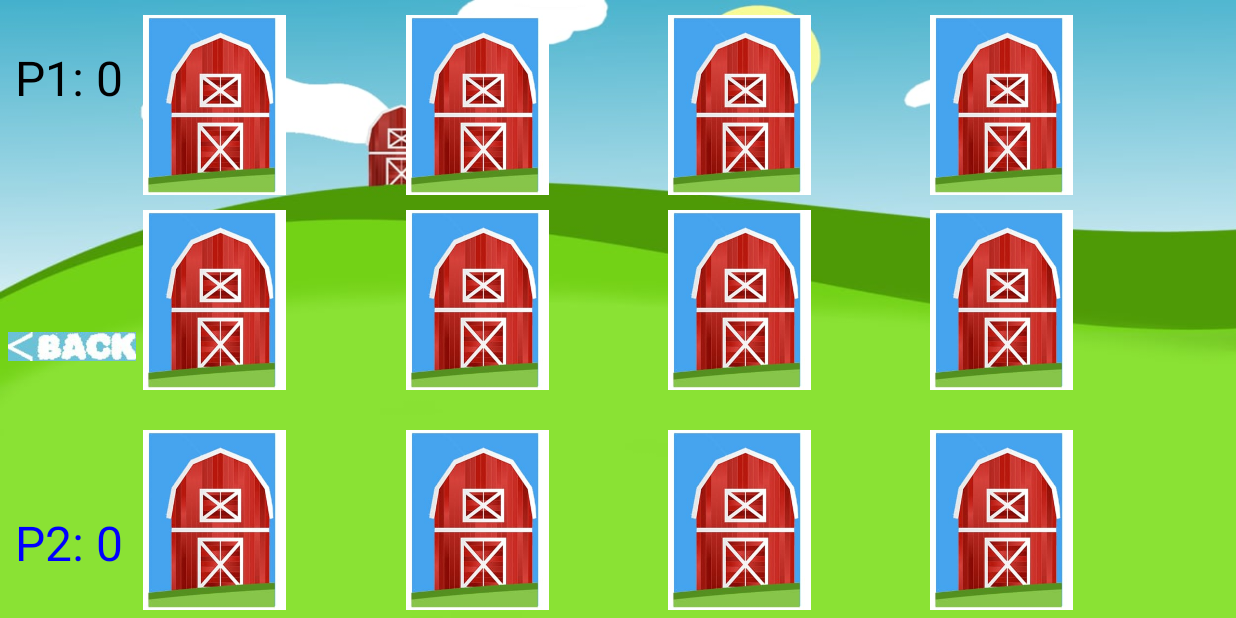
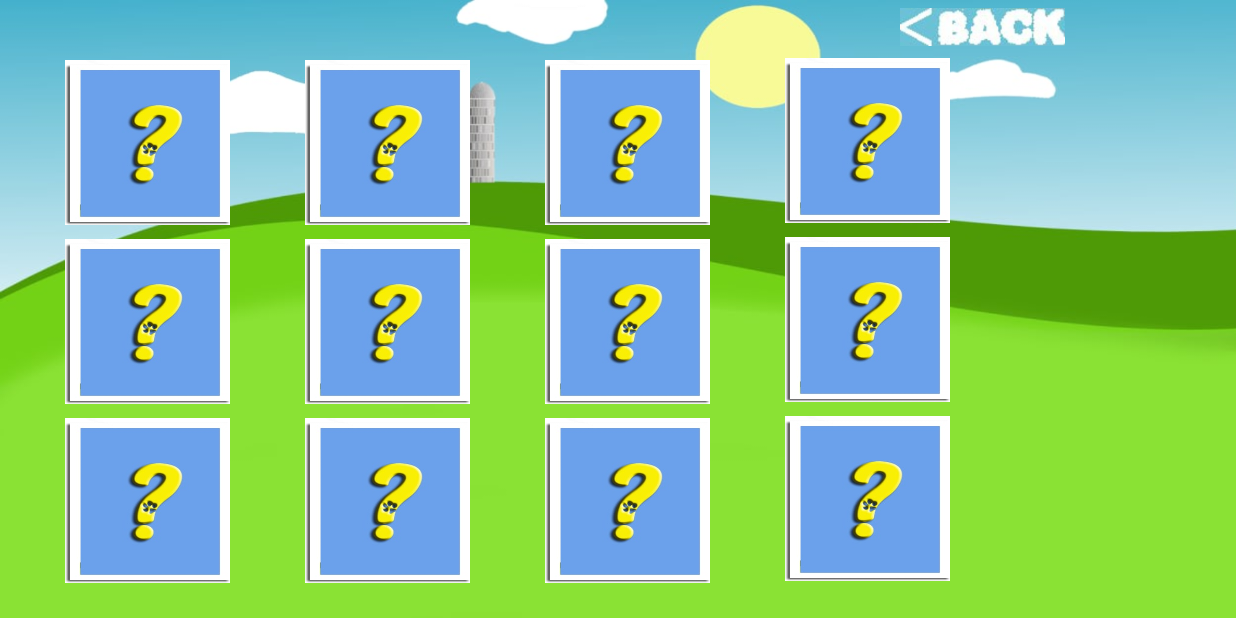
Before and after one commit to JoseMariaRuiz193/HappyAnimals, an Android app: the JuegoMemoryActivity screen opened directly, with no data from a screen before it, on a phone screen of 824 x 412 dp (held sideways). Run offline under Robolectric (Android 15) with nearby library versions, the phone set to English and light mode, and no system bars.

Commit message:
// arreglado pantallas de LEARN // juego memory funcionando con pequeño error a corregir

```diff
--- a/app/src/main/java/com/example/happyanimals/JuegoMemoryActivity.kt
+++ b/app/src/main/java/com/example/happyanimals/JuegoMemoryActivity.kt
@@ -15,8 +15,8 @@ import java.util.*
 
 class JuegoMemoryActivity : AppCompatActivity() {
 
-    var tv_p1: TextView? = null
-    var tv_p2: TextView? = null
+   // var tv_p1: TextView? = null
+   // var tv_p2: TextView? = null
     var question1: ImageView? = null
     var question2: ImageView? = null
     var question3: ImageView? = null
@@ -59,8 +59,8 @@ class JuegoMemoryActivity : AppCompatActivity() {
         setContentView(R.layout.activity_juego_memory)
         supportActionBar?.hide()
         this.window.setFlags(WindowManager.LayoutParams.FLAG_FULLSCREEN, WindowManager.LayoutParams.FLAG_FULLSCREEN)
-        tv_p1 = findViewById<View>(R.id.tv_p1) as TextView
-        tv_p2 = findViewById<View>(R.id.tv_p2) as TextView
+       // tv_p1 = findViewById<View>(R.id.tv_p1) as TextView
+       // tv_p2 = findViewById<View>(R.id.tv_p2) as TextView
         question1 = findViewById<View>(R.id.question1) as ImageView
         question2 = findViewById<View>(R.id.question2) as ImageView
         question3 = findViewById<View>(R.id.question3) as ImageView
@@ -93,7 +93,7 @@ class JuegoMemoryActivity : AppCompatActivity() {
         Collections.shuffle(Arrays.asList(cartasArray))
 
         // cambiar color player 2 (inactivo)
-        tv_p2!!.setTextColor(Color.BLUE)
+      //  tv_p2!!.setTextColor(Color.BLUE)
 
 
         question1!!.setOnClickListener { v ->
@@ -264,13 +264,13 @@ class JuegoMemoryActivity : AppCompatActivity() {
             }
 
             //añadir punto al jugador correcto
-            if (turn == 1) {
+           /* if (turn == 1) {
                 playerPoints++
                 tv_p1!!.text = "P1: $playerPoints"
             } else if (turn == 2) {
                 cpuPoints++
                 tv_p2!!.text = "P2: $cpuPoints"
-            }
+            }*/
         } else {
             question1!!.setImageResource(R.drawable.cartajuego)
             question2!!.setImageResource(R.drawable.cartajuego)
@@ -284,7 +284,7 @@ class JuegoMemoryActivity : AppCompatActivity() {
             question11!!.setImageResource(R.drawable.cartajuego)
             question12!!.setImageResource(R.drawable.cartajuego)
             //cambiar el turno de jugadores
-            if (turn == 1) {
+           /* if (turn == 1) {
                 turn = 2
                 tv_p1!!.setTextColor(Color.GRAY)
                 tv_p2!!.setTextColor(Color.BLUE)
@@ -292,7 +292,7 @@ class JuegoMemoryActivity : AppCompatActivity() {
                 turn = 1
                 tv_p1!!.setTextColor(Color.GRAY)
                 tv_p2!!.setTextColor(Color.BLUE)
-            }
+            }*/
         }
         question1!!.isEnabled = true
         question2!!.isEnabled = true
@@ -314,7 +314,7 @@ class JuegoMemoryActivity : AppCompatActivity() {
         if (question1!!.visibility == View.INVISIBLE && question2!!.visibility == View.INVISIBLE && question3!!.visibility == View.INVISIBLE && question4!!.visibility == View.INVISIBLE && question5!!.visibility == View.INVISIBLE && question6!!.visibility == View.INVISIBLE && question7!!.visibility == View.INVISIBLE && question8!!.visibility == View.INVISIBLE && question9!!.visibility == View.INVISIBLE && question10!!.visibility == View.INVISIBLE && question11!!.visibility == View.INVISIBLE && question12!!.visibility == View.INVISIBLE) {
             val alertDialogBuilder = AlertDialog.Builder(this@JuegoMemoryActivity)
             alertDialogBuilder
-                .setMessage("GAME OVER!\n P1: $playerPoints\nP2: $cpuPoints")
+                .setMessage("CONGRATULATIONS!!!")
                 .setCancelable(false)
                 .setPositiveButton("NEW") { dialogInterface, i ->
                     val intent = Intent(applicationContext, prueba::class.java)
@@ -328,18 +328,18 @@ class JuegoMemoryActivity : AppCompatActivity() {
     }
 
     private fun frontOfCardsResources() {
-        image101 = R.drawable.perro
-        image102 = R.drawable.gato
-        image103 = R.drawable.vaca
-        image104 = R.drawable.cerdo
-        image105 = R.drawable.gallo
-        image106 = R.drawable.oveja
-        image201 = R.drawable.perro
-        image202 = R.drawable.gato
-        image203 = R.drawable.vaca
-        image204 = R.drawable.cerdo
-        image205 = R.drawable.gallo
-        image206 = R.drawable.oveja
+        image101 = R.drawable.dogcard
+        image102 = R.drawable.catcard
+        image103 = R.drawable.cowcard
+        image104 = R.drawable.pigcard
+        image105 = R.drawable.chickencard
+        image106 = R.drawable.sheepcard
+        image201 = R.drawable.dogcard
+        image202 = R.drawable.catcard
+        image203 = R.drawable.cowcard
+        image204 = R.drawable.pigcard
+        image205 = R.drawable.chickencard
+        image206 = R.drawable.sheepcard
     }
     fun returnVolver(view: View){
         irPantallaJuegoSonidos()
--- a/app/src/main/res/layout/activity_all_animals.xml
+++ b/app/src/main/res/layout/activity_all_animals.xml
@@ -77,22 +77,22 @@
         app:layout_constraintTop_toTopOf="parent" />
 
     <ImageButton
-        android:src="@drawable/perro"
         android:id="@+id/imageButtonPerro"
         android:layout_width="105dp"
-        android:layout_height="106dp"
+        android:layout_height="115dp"
         android:layout_marginStart="80dp"
         android:layout_marginTop="92dp"
         android:background="@android:color/transparent"
         android:contentDescription="botonperro"
         android:scaleType="fitXY"
+        android:src="@drawable/perro"
         app:layout_constraintStart_toStartOf="parent"
         app:layout_constraintTop_toTopOf="parent" />
 
     <ImageButton
         android:id="@+id/imageButtonGato"
-        android:layout_width="85dp"
-        android:layout_height="95dp"
+        android:layout_width="75dp"
+        android:layout_height="120dp"
         android:layout_marginStart="264dp"
         android:layout_marginTop="100dp"
         android:background="@android:color/transparent"
--- a/app/src/main/res/layout/activity_juego_memory.xml
+++ b/app/src/main/res/layout/activity_juego_memory.xml
@@ -9,11 +9,10 @@
 
     <TextView
         android:id="@+id/tv_p1"
-        android:layout_width="72dp"
-        android:layout_height="43dp"
+        android:layout_width="wrap_content"
+        android:layout_height="wrap_content"
         android:layout_marginStart="10dp"
         android:layout_marginTop="30dp"
-        android:text="P1: 0"
         android:textColor="@color/black"
         android:textSize="32dp"
         app:layout_constraintStart_toStartOf="parent"
@@ -25,155 +24,192 @@
         android:layout_height="wrap_content"
         android:layout_marginStart="10dp"
         android:layout_marginTop="340dp"
-        android:text="P2: 0"
         android:textColor="@color/black"
         android:textSize="32dp"
         app:layout_constraintStart_toStartOf="parent"
         app:layout_constraintTop_toTopOf="parent" />
 
     <ImageButton
-        android:id="@+id/imageButtonVolver"
-        android:layout_width="85dp"
-        android:layout_height="70dp"
-        android:layout_marginStart="5dp"
-        android:layout_marginTop="196dp"
+        android:id="@+id/imageButtonBack"
+        android:layout_width="110dp"
+        android:layout_height="25dp"
+        android:layout_marginStart="600dp"
+        android:layout_marginTop="5dp"
         android:background="@android:color/transparent"
-        android:contentDescription="volverBoton"
+        android:contentDescription="botonback"
         android:onClick="returnVolver"
-        android:scaleType="fitCenter"
+        android:scaleType="fitXY"
+        android:src="@drawable/back"
         app:layout_constraintStart_toStartOf="parent"
         app:layout_constraintTop_toTopOf="parent"
-        app:srcCompat="@drawable/back" />
+        tools:ignore="TouchTargetSizeCheck" />
 
-    <LinearLayout
-        android:id="@+id/linearLayout"
-        android:layout_width="700dp"
-        android:layout_height="120dp"
-        android:layout_marginStart="55dp"
-        android:layout_marginTop="10dp"
-        android:orientation="horizontal"
-        android:weightSum="4"
+    <ImageButton
+        android:id="@+id/question1"
+        android:layout_width="110dp"
+        android:layout_height="110dp"
+        android:layout_marginStart="43dp"
+        android:layout_marginTop="40dp"
+        android:layout_weight="1"
+        android:background="@android:color/transparent"
+        android:scaleType="fitXY"
+        android:src="@drawable/cartajuego"
         app:layout_constraintStart_toStartOf="parent"
-        app:layout_constraintTop_toTopOf="parent">
+        app:layout_constraintTop_toTopOf="parent"
+        tools:ignore="SpeakableTextPresentCheck" />
 
-        <ImageView
-            android:id="@+id/question1"
-            android:layout_width="match_parent"
-            android:layout_height="120dp"
-            android:layout_weight="1"
-            android:scaleType="centerInside"
-            android:src="@drawable/cartajuego" />
+    <ImageButton
+        android:id="@+id/question5"
+        android:layout_width="110dp"
+        android:layout_height="110dp"
+        android:layout_marginStart="43dp"
+        android:layout_marginTop="9dp"
+        android:layout_weight="1"
+        android:background="@android:color/transparent"
+        android:scaleType="fitXY"
+        android:src="@drawable/cartajuego"
+        app:layout_constraintStart_toStartOf="parent"
+        app:layout_constraintTop_toBottomOf="@+id/question1"
+        tools:ignore="SpeakableTextPresentCheck" />
 
-        <ImageView
-            android:id="@+id/question2"
-            android:layout_width="match_parent"
-            android:layout_height="120dp"
-            android:layout_weight="1"
-            android:scaleType="centerInside"
-            android:src="@drawable/cartajuego" />
+    <ImageButton
+        android:id="@+id/question9"
+        android:layout_width="110dp"
+        android:layout_height="110dp"
+        android:layout_marginStart="43dp"
+        android:layout_marginTop="9dp"
+        android:layout_weight="1"
+        android:background="@android:color/transparent"
+        android:scaleType="fitXY"
+        android:src="@drawable/cartajuego"
+        app:layout_constraintStart_toStartOf="parent"
+        app:layout_constraintTop_toBottomOf="@+id/question5"
+        tools:ignore="SpeakableTextPresentCheck" />
 
-        <ImageView
-            android:id="@+id/question3"
-            android:layout_width="match_parent"
-            android:layout_height="120dp"
-            android:layout_weight="1"
-            android:scaleType="centerInside"
-            android:src="@drawable/cartajuego" />
+    <ImageButton
+        android:id="@+id/question11"
+        android:layout_width="110dp"
+        android:layout_height="110dp"
+        android:layout_marginStart="50dp"
+        android:layout_marginTop="9dp"
+        android:layout_weight="1"
+        android:background="@android:color/transparent"
+        android:scaleType="fitXY"
+        android:src="@drawable/cartajuego"
+        app:layout_constraintStart_toEndOf="@+id/question10"
+        app:layout_constraintTop_toBottomOf="@+id/question7"
+        tools:ignore="SpeakableTextPresentCheck" />
 
-        <ImageView
-            android:id="@+id/question4"
-            android:layout_width="match_parent"
-            android:layout_height="120dp"
-            android:layout_weight="1"
-            android:scaleType="centerInside"
-            android:src="@drawable/cartajuego" />
-    </LinearLayout>
+    <ImageButton
+        android:id="@+id/question4"
+        android:layout_width="110dp"
+        android:layout_height="110dp"
+        android:layout_marginStart="50dp"
+        android:layout_marginTop="8dp"
+        android:layout_weight="1"
+        android:background="@android:color/transparent"
+        android:scaleType="fitXY"
+        android:src="@drawable/cartajuego"
+        app:layout_constraintStart_toEndOf="@+id/question3"
+        app:layout_constraintTop_toBottomOf="@+id/imageButtonBack"
+        tools:ignore="SpeakableTextPresentCheck" />
 
-    <LinearLayout
-        android:layout_width="700dp"
-        android:layout_height="120dp"
-        android:layout_marginStart="55dp"
-        android:layout_marginTop="10dp"
-        android:orientation="horizontal"
-        android:weightSum="4"
-        app:layout_constraintStart_toStartOf="parent"
-        app:layout_constraintTop_toBottomOf="@+id/linearLayout">
+    <ImageButton
+        android:id="@+id/question6"
+        android:layout_width="110dp"
+        android:layout_height="110dp"
+        android:layout_marginStart="50dp"
+        android:layout_marginTop="9dp"
+        android:layout_weight="1"
+        android:background="@android:color/transparent"
+        android:scaleType="fitXY"
+        android:src="@drawable/cartajuego"
+        app:layout_constraintStart_toEndOf="@+id/question5"
+        app:layout_constraintTop_toBottomOf="@+id/question2"
+        tools:ignore="SpeakableTextPresentCheck" />
 
-        <ImageView
-            android:id="@+id/question5"
-            android:layout_width="match_parent"
-            android:layout_height="120dp"
-            android:layout_weight="1"
-            android:scaleType="centerInside"
-            android:src="@drawable/cartajuego" />
+    <ImageButton
+        android:id="@+id/question7"
+        android:layout_width="110dp"
+        android:layout_height="110dp"
+        android:layout_marginStart="50dp"
+        android:layout_marginTop="9dp"
+        android:layout_weight="1"
+        android:background="@android:color/transparent"
+        android:scaleType="fitXY"
+        android:src="@drawable/cartajuego"
+        app:layout_constraintStart_toEndOf="@+id/question6"
+        app:layout_constraintTop_toBottomOf="@+id/question3"
+        tools:ignore="SpeakableTextPresentCheck" />
 
-        <ImageView
-            android:id="@+id/question6"
-            android:layout_width="match_parent"
-            android:layout_height="120dp"
-            android:layout_weight="1"
-            android:scaleType="centerInside"
-            android:src="@drawable/cartajuego" />
+    <ImageButton
+        android:id="@+id/question8"
+        android:layout_width="110dp"
+        android:layout_height="110dp"
+        android:layout_marginStart="50dp"
+        android:layout_marginTop="9dp"
+        android:layout_weight="1"
+        android:background="@android:color/transparent"
+        android:scaleType="fitXY"
+        android:src="@drawable/cartajuego"
+        app:layout_constraintStart_toEndOf="@+id/question7"
+        app:layout_constraintTop_toBottomOf="@+id/question4"
+        tools:ignore="SpeakableTextPresentCheck" />
 
-        <ImageView
-            android:id="@+id/question7"
-            android:layout_width="match_parent"
-            android:layout_height="120dp"
-            android:layout_weight="1"
-            android:scaleType="centerInside"
-            android:src="@drawable/cartajuego" />
+    <ImageButton
+        android:id="@+id/question12"
+        android:layout_width="110dp"
+        android:layout_height="110dp"
+        android:layout_marginStart="50dp"
+        android:layout_marginTop="9dp"
+        android:layout_weight="1"
+        android:background="@android:color/transparent"
+        android:scaleType="fitXY"
+        android:src="@drawable/cartajuego"
+        app:layout_constraintStart_toEndOf="@+id/question11"
+        app:layout_constraintTop_toBottomOf="@+id/question8"
+        tools:ignore="SpeakableTextPresentCheck" />
 
-        <ImageView
-            android:id="@+id/question8"
-            android:layout_width="match_parent"
-            android:layout_height="120dp"
-            android:layout_weight="1"
-            android:scaleType="centerInside"
-            android:src="@drawable/cartajuego" />
-    </LinearLayout>
+    <ImageButton
+        android:id="@+id/question10"
+        android:layout_width="110dp"
+        android:layout_height="110dp"
+        android:layout_marginStart="50dp"
+        android:layout_marginTop="9dp"
+        android:layout_weight="1"
+        android:background="@android:color/transparent"
+        android:scaleType="fitXY"
+        android:src="@drawable/cartajuego"
+        app:layout_constraintStart_toEndOf="@+id/question9"
+        app:layout_constraintTop_toBottomOf="@+id/question6"
+        tools:ignore="SpeakableTextPresentCheck" />
 
-    <LinearLayout
-        android:id="@+id/linearLayout2"
-        android:layout_width="700dp"
-        android:layout_height="120dp"
-        android:layout_marginStart="55dp"
-        android:layout_marginBottom="5dp"
-        android:orientation="horizontal"
-        android:weightSum="4"
-        app:layout_constraintBottom_toBottomOf="parent"
-        app:layout_constraintStart_toStartOf="parent">
+    <ImageButton
+        android:id="@+id/question3"
+        android:layout_width="110dp"
+        android:layout_height="110dp"
+        android:layout_marginStart="50dp"
+        android:layout_marginTop="40dp"
+        android:layout_weight="1"
+        android:background="@android:color/transparent"
+        android:scaleType="fitXY"
+        android:src="@drawable/cartajuego"
+        app:layout_constraintStart_toEndOf="@+id/question2"
+        app:layout_constraintTop_toTopOf="parent"
+        tools:ignore="SpeakableTextPresentCheck" />
 
-        <ImageView
-            android:id="@+id/question9"
-            android:layout_width="match_parent"
-            android:layout_height="120dp"
-            android:layout_weight="1"
-            android:scaleType="centerInside"
-            android:src="@drawable/cartajuego" />
-
-        <ImageView
-            android:id="@+id/question10"
-            android:layout_width="match_parent"
-            android:layout_height="120dp"
-            android:layout_weight="1"
-            android:scaleType="centerInside"
-            android:src="@drawable/cartajuego" />
-
-        <ImageView
-            android:id="@+id/question11"
-            android:layout_width="match_parent"
-            android:layout_height="120dp"
-            android:layout_weight="1"
-            android:scaleType="centerInside"
-            android:src="@drawable/cartajuego" />
-
-        <ImageView
-            android:id="@+id/question12"
-            android:layout_width="match_parent"
-            android:layout_height="120dp"
-            android:layout_weight="1"
-            android:scaleType="centerInside"
-            android:src="@drawable/cartajuego" />
-    </LinearLayout>
+    <ImageButton
+        android:id="@+id/question2"
+        android:layout_width="110dp"
+        android:layout_height="110dp"
+        android:layout_marginStart="50dp"
+        android:layout_marginTop="40dp"
+        android:layout_weight="1"
+        android:background="@android:color/transparent"
+        android:scaleType="fitXY"
+        android:src="@drawable/cartajuego"
+        app:layout_constraintStart_toEndOf="@+id/question1"
+        app:layout_constraintTop_toTopOf="parent"
+        tools:ignore="SpeakableTextPresentCheck" />
 
 </androidx.constraintlayout.widget.ConstraintLayout>
--- a/app/src/main/res/layout/activity_menu_juegos.xml
+++ b/app/src/main/res/layout/activity_menu_juegos.xml
@@ -4,49 +4,24 @@
     xmlns:tools="http://schemas.android.com/tools"
     android:layout_width="match_parent"
     android:layout_height="match_parent"
-    android:background="@drawable/splashhappyanimals"
+    android:background="@drawable/fondovalla"
     tools:context=".MenuJuegosActivity">
 
     <ImageButton
         android:id="@+id/imageButtonVolver"
-        android:layout_width="70dp"
-        android:layout_height="70dp"
-        android:layout_marginStart="33dp"
-        android:layout_marginTop="15dp"
-        android:background="@color/white"
+        android:layout_width="110dp"
+        android:layout_height="25dp"
+        android:layout_marginStart="604dp"
+        android:layout_marginTop="16dp"
+        android:background="@android:color/transparent"
         android:contentDescription="volverBoton"
         android:onClick="returnVolver"
         android:scaleType="fitXY"
         app:layout_constraintStart_toStartOf="parent"
         app:layout_constraintTop_toTopOf="parent"
-        app:srcCompat="@drawable/returnvolver"
-        />
+        app:srcCompat="@drawable/back"
 
-    <TextView
-        android:id="@+id/textView4"
-        android:layout_width="315dp"
-        android:layout_height="34dp"
-        android:layout_marginStart="34dp"
-        android:layout_marginTop="90dp"
-        android:contentDescription="memory Text"
-        android:text="Memory Game"
-        android:textAlignment="center"
-        android:textSize="24sp"
-        app:layout_constraintStart_toStartOf="parent"
-        app:layout_constraintTop_toTopOf="parent" />
-
-    <TextView
-        android:id="@+id/textView5"
-        android:layout_width="315dp"
-        android:layout_height="34dp"
-        android:layout_marginTop="90dp"
-        android:layout_marginEnd="34dp"
-        android:contentDescription="memory Text"
-        android:text="Numbers Game"
-        android:textAlignment="center"
-        android:textSize="24sp"
-        app:layout_constraintEnd_toEndOf="parent"
-        app:layout_constraintTop_toTopOf="parent" />
+        tools:ignore="TouchTargetSizeCheck" />
 
     <ImageButton
         android:id="@+id/imageButtonMemory"
--- a/app/src/main/res/layout/activity_teoria_sonidos.xml
+++ b/app/src/main/res/layout/activity_teoria_sonidos.xml
@@ -10,11 +10,11 @@
 
     <ImageButton
         android:id="@+id/playButton"
-        android:layout_width="200dp"
-        android:layout_height="190dp"
+        android:layout_width="180dp"
+        android:layout_height="200dp"
         android:background="@android:color/transparent"
         android:contentDescription="cerdo"
-        android:scaleType="fitXY"
+        android:scaleType="fitCenter"
         android:transitionName="fade"
         app:layout_constraintBottom_toBottomOf="parent"
         app:layout_constraintEnd_toEndOf="parent"
@@ -31,6 +31,7 @@
         android:layout_marginTop="150dp"
         android:textSize="60sp"
         android:textStyle="bold"
+        android:background="@android:color/transparent"
         app:layout_constraintBottom_toBottomOf="parent"
         app:layout_constraintEnd_toEndOf="parent"
         app:layout_constraintHorizontal_bias="0.0"
```
Also changed, not shown: app/src/main/res/drawable-v24/cartajuego.jpg (added), app/src/main/res/drawable-v24/cartajuego.png (deleted), app/src/main/res/drawable-v24/catcard.jpg (added), app/src/main/res/drawable-v24/chickencard.jpg (added), app/src/main/res/drawable-v24/cowcard.jpg (added), app/src/main/res/drawable-v24/dogcard.jpg (added), app/src/main/res/drawable-v24/donkeycard.jpg (added), app/src/main/res/drawable-v24/duckcard.jpg (added), app/src/main/res/drawable-v24/pigcard.jpg (added), app/src/main/res/drawable-v24/sheepcard.jpg (added).
